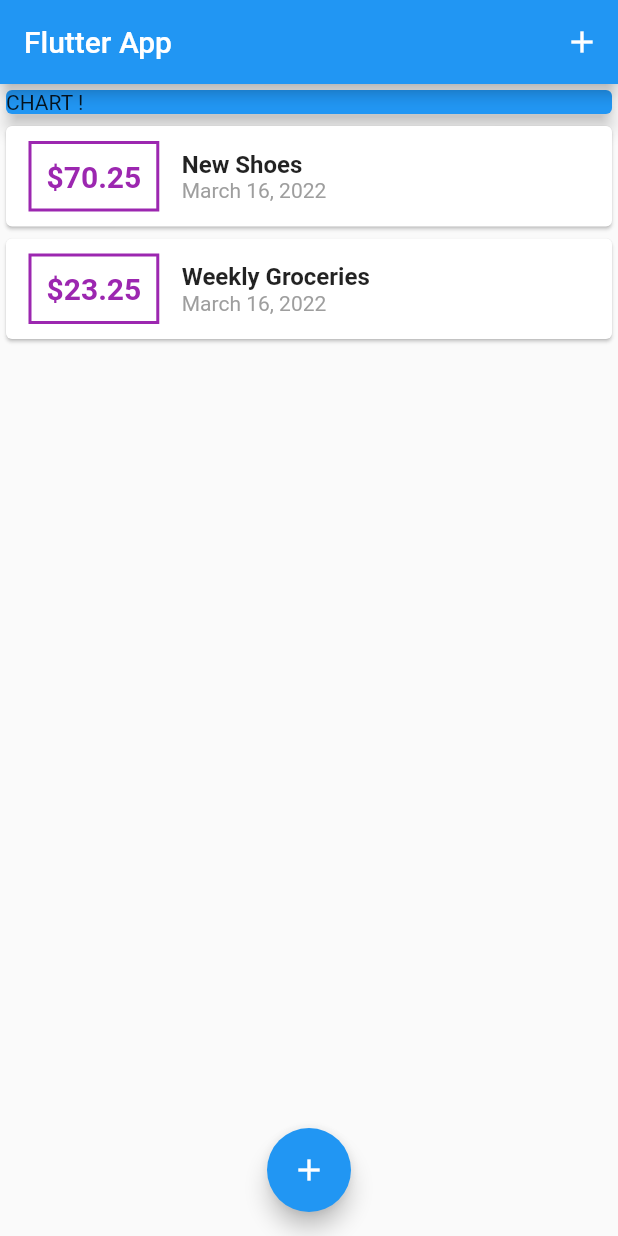
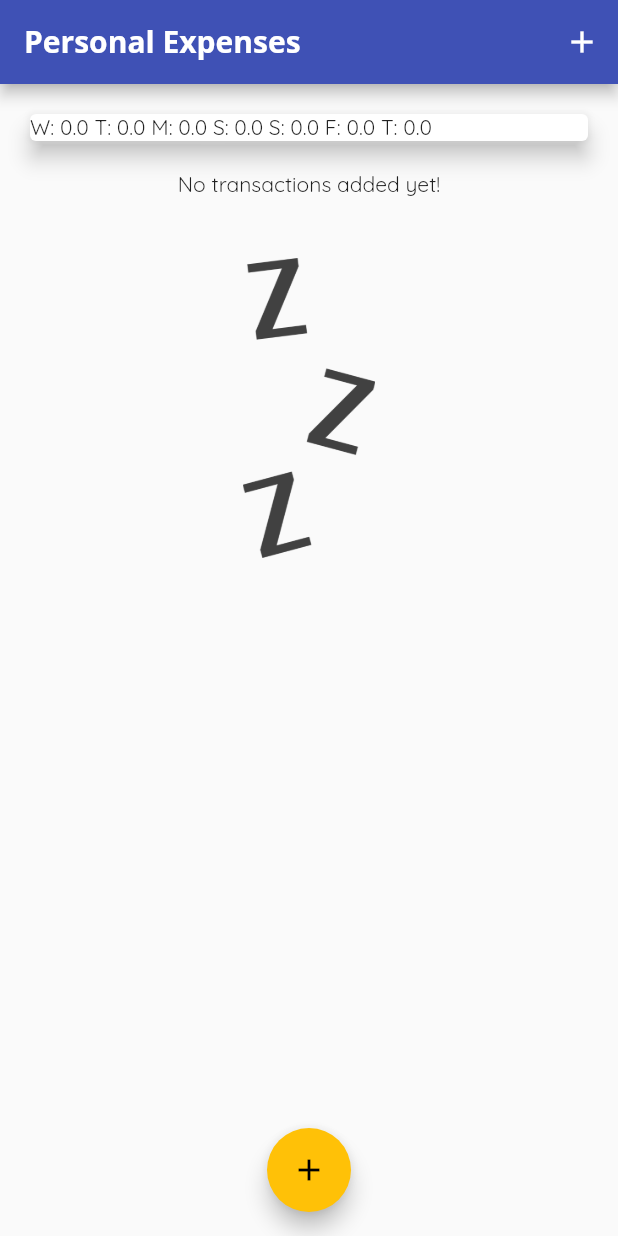
Before and after one commit to Fadikossentini/ExpensePlanner, a Flutter app: the screen it shows after launch, on a phone screen of 412 x 824 dp. Run offline on Flutter 3.47's test engine with Material 2 defaults, Android fonts, the phone set to English and light mode, and no system bars.

Commit message:
creating bars

```diff
--- a/lib/main.dart
+++ b/lib/main.dart
@@ -3,6 +3,7 @@ import 'package:flutter/gestures.dart';
 import './widgets/transaction_list.dart';
 import 'package:flutter/material.dart';
 import './models/transaction.dart';
+import './widgets/chart.dart';
 
 void main() => runApp(MyApp());
 
@@ -10,7 +11,21 @@ class MyApp extends StatelessWidget {
   @override
   Widget build(BuildContext context) {
     return MaterialApp(
-      title: 'Flutter App',
+      title: 'Personal Expenses',
+      theme: ThemeData(
+        primarySwatch: Colors.indigo,
+        accentColor: Colors.amber,
+        fontFamily: 'Quicksand',
+        appBarTheme: AppBarTheme(
+          textTheme: ThemeData.light().textTheme.copyWith(
+                headline6: TextStyle(
+                  fontFamily: 'OpenSans',
+                  fontSize: 20,
+                  fontWeight: FontWeight.bold,
+                ),
+              ),
+        ),
+      ),
       home: MyHomePage(),
     );
   }
@@ -25,19 +40,29 @@ class _MyHomePageState extends State<MyHomePage> {
   // String titleInput = '';
 
   final List<Transaction> _userTransactions = [
-    Transaction(
-      id: 't1',
-      title: 'New Shoes',
-      amount: 70.25,
-      date: DateTime.now(),
-    ),
-    Transaction(
-      id: 't2',
-      title: 'Weekly Groceries',
-      amount: 23.25,
-      date: DateTime.now(),
-    ),
+    // Transaction(
+    //   id: 't1',
+    //   title: 'New Shoes',
+    //   amount: 70.25,
+    //   date: DateTime.now(),
+    // ),
+    // Transaction(
+    //   id: 't2',
+    //   title: 'Weekly Groceries',
+    //   amount: 23.25,
+    //   date: DateTime.now(),
+    // ),
   ];
+
+  List<Transaction> get _recentTransactions {
+    return _userTransactions.where((tx) {
+      return tx.date.isAfter(
+        DateTime.now().subtract(
+          Duration(days: 7),
+        ),
+      );
+    }).toList();
+  }
 
   void _addNewTransaction(String txTitle, double txAmount) {
     final newTx = Transaction(
@@ -69,7 +94,7 @@ class _MyHomePageState extends State<MyHomePage> {
   Widget build(BuildContext context) {
     return Scaffold(
       appBar: AppBar(
-        title: Text('Flutter App'),
+        title: Text('Personal Expenses'),
         actions: [
           IconButton(
             icon: Icon(Icons.add),
@@ -82,14 +107,7 @@ class _MyHomePageState extends State<MyHomePage> {
           mainAxisAlignment: MainAxisAlignment.start,
           crossAxisAlignment: CrossAxisAlignment.stretch,
           children: [
-            Container(
-              width: double.infinity,
-              child: Card(
-                color: Colors.blue,
-                child: Text("CHART !"),
-                elevation: 5,
-              ),
-            ),
+            Chart(_recentTransactions),
             TransactionList(_userTransactions),
           ],
         ),
--- /dev/null
+++ b/lib/widgets/chart.dart
@@ -0,0 +1,46 @@
+import 'package:expense_planner/models/transaction.dart';
+import 'package:flutter/material.dart';
+import 'package:intl/intl.dart';
+
+class Chart extends StatelessWidget {
+  final List<Transaction> recentTransactions;
+
+  Chart(this.recentTransactions);
+
+  List<Map<String, Object>> get groupedTransactionValues {
+    return List.generate(7, (index) {
+      final weekDay = DateTime.now().subtract(
+        Duration(days: index),
+      );
+      double totalSum = 0.0;
+
+      for (var i = 0; i < recentTransactions.length; i++) {
+        if (recentTransactions[i].date.day == weekDay.day &&
+            recentTransactions[i].date.month == weekDay.month &&
+            recentTransactions[i].date.year == weekDay.year) {
+          totalSum += recentTransactions[i].amount;
+        }
+      }
+
+      return {
+        'day': DateFormat.E().format(weekDay).substring(0, 1),
+        'amount': totalSum,
+      };
+    });
+  }
+
+  @override
+  Widget build(BuildContext context) {
+    return Card(
+      elevation: 6,
+      margin: EdgeInsets.all(20),
+      child: Row(
+        children: groupedTransactionValues.map((data) {
+          return Text(
+            '${data['day']}: ${data['amount']} ',
+          );
+        }).toList(),
+      ),
+    );
+  }
+}
--- a/lib/widgets/new_transaction.dart
+++ b/lib/widgets/new_transaction.dart
@@ -26,6 +26,8 @@ class _NewTransactionState extends State<NewTransaction> {
       enteredTitle,
       enteredAmount,
     );
+
+    Navigator.of(context).pop();
   }
 
   @override
--- a/lib/widgets/transaction_list.dart
+++ b/lib/widgets/transaction_list.dart
@@ -12,7 +12,23 @@ class TransactionList extends StatelessWidget {
   Widget build(BuildContext context) {
     return Container(
       height: 380,
-      child: ListView.builder(
+      child: transactions.isEmpty
+          ? Column(
+              children: [
+                Text("No transactions added yet!"),
+                SizedBox(
+                  height: 40,
+                ),
+                Container(
+                  height: 200,
+                  child: Image.asset(
+                    'assets/fonts/images/waiting.png',
+                    fit: BoxFit.cover,
+                  ),
+                )
+              ],
+            )
+          : ListView.builder(
               itemBuilder: (ctx, index) {
                 return Card(
                   child: Row(
@@ -24,7 +40,7 @@ class TransactionList extends StatelessWidget {
                         ),
                         decoration: BoxDecoration(
                           border: Border.all(
-                      color: Colors.purple,
+                            color: Theme.of(context).primaryColor,
                             width: 2,
                           ),
                         ),
@@ -34,7 +50,7 @@ class TransactionList extends StatelessWidget {
                           style: TextStyle(
                             fontWeight: FontWeight.bold,
                             fontSize: 20,
-                      color: Colors.purple,
+                            color: Theme.of(context).primaryColor,
                           ),
                         ),
                       ),
@@ -49,7 +65,8 @@ class TransactionList extends StatelessWidget {
                             ),
                           ),
                           Text(
-                      DateFormat.yMMMMd().format(transactions[index].date),
+                            DateFormat.yMMMMd()
+                                .format(transactions[index].date),
                             style: TextStyle(
                               color: Colors.grey,
                             ),
```
Also changed, not shown: pubspec.yaml (+13 -8 lines), assets/fonts/OpenSans-Bold.ttf (added), assets/fonts/OpenSans-Regular.ttf (added), assets/fonts/Quicksand-Bold.ttf (added), assets/fonts/Quicksand-Light.ttf (added), assets/fonts/Quicksand-Medium.ttf (added), assets/fonts/Quicksand-Regular.ttf (added), assets/fonts/images/waiting.png (added), lib/widgets/chart_bar.dart (added). Lines whose indentation alone changed are shown as unchanged.
